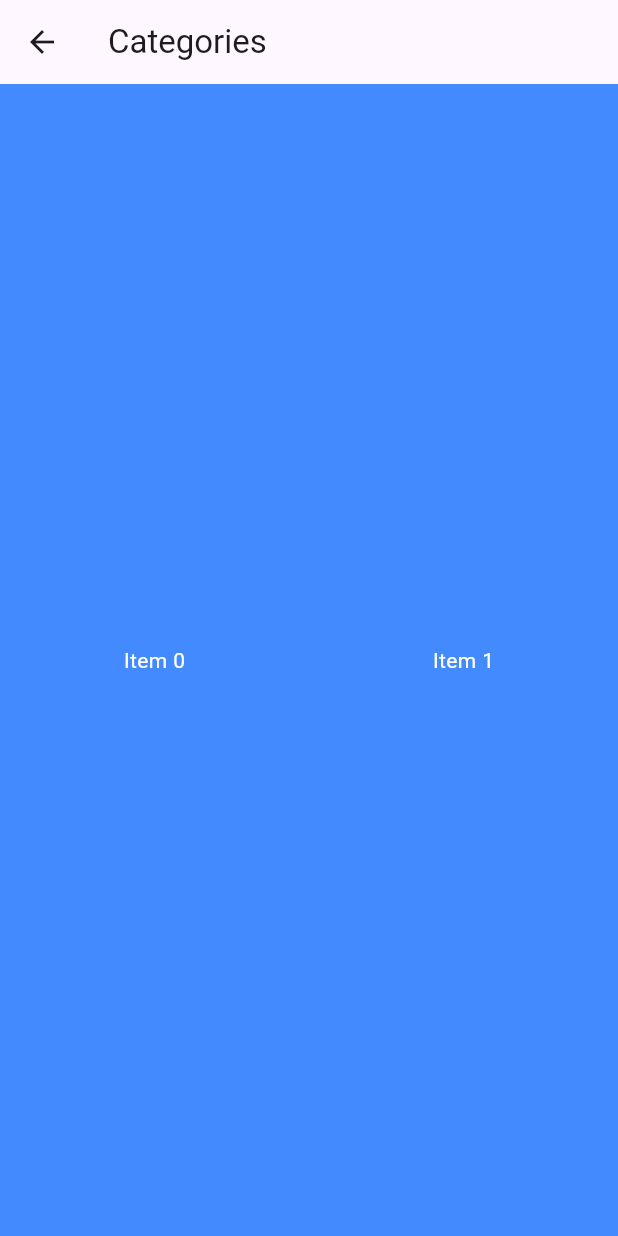
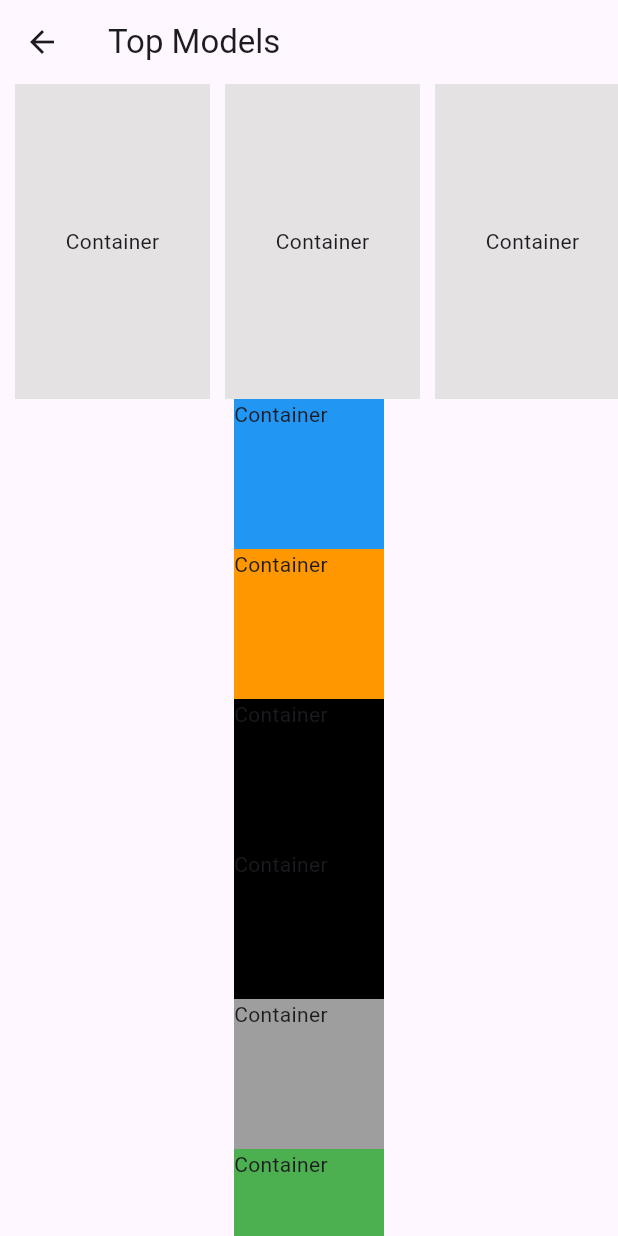
Before and after one commit to Tiger9097866/flutter_e-project, a Flutter app: the Category screen opened directly, on a phone screen of 412 x 824 dp. Run offline on Flutter 3.47's test engine with Material 3 defaults, Android fonts, the phone set to English and light mode, and no system bars.

Commit message:
initial commit

```diff
--- a/e_project/lib/main.dart
+++ b/e_project/lib/main.dart
@@ -1,5 +1,5 @@
+import 'splash.dart';
 import 'package:flutter/material.dart';
-import 'splash.dart';
 
 void main() {
   runApp(const MyApp());
--- a/e_project/lib/users/index.dart
+++ b/e_project/lib/users/index.dart
@@ -1,4 +1,3 @@
-import 'package:flutter/foundation.dart';
 import 'package:flutter/material.dart';
 
 class Index extends StatelessWidget {
@@ -171,27 +170,132 @@ class _CategoryState extends State<Category> {
   Widget build(BuildContext context) {
     return Scaffold(
       appBar: AppBar(
-        title: Text('Categories'),
+        title: Text('Top Models'),
       ),
       body: SingleChildScrollView(
-        scrollDirection: Axis.horizontal,
-        child: Row(
-          children: List.generate(10, (index) {
-            return Container(
-              width: MediaQuery.of(context).size.width /
-                  2, // Set width for 2 containers
-              height: MediaQuery.of(context)
-                  .size
-                  .height, // Match the height of the screen
-              color: Colors.blueAccent,
-              child: Center(
-                child: Text(
-                  'Item $index',
-                  style: TextStyle(color: Colors.white),
+        child: Column(
+          children: [
+            SingleChildScrollView(
+              scrollDirection: Axis.horizontal,
+              child: Row(
+                children: [
+                  SizedBox(
+                    width: 10,
+                    height: 10,
+                  ),
+                  Container(
+                    width: 130,
+                    height: 210,
+                    color: Color.fromARGB(255, 228, 226, 226),
+                    child: Center(child: Text("Container")),
+                  ),
+                  SizedBox(
+                    width: 10,
+                  ),
+                  Container(
+                    width: 130,
+                    height: 210,
+                    color: Color.fromARGB(255, 228, 226, 226),
+                    child: Center(child: Text("Container")),
+                  ),
+                  SizedBox(
+                    width: 10,
+                  ),
+                  Container(
+                    width: 130,
+                    height: 210,
+                    color: Color.fromARGB(255, 228, 226, 226),
+                    child: Center(child: Text("Container")),
+                  ),
+                  SizedBox(
+                    width: 10,
+                  ),
+                  Container(
+                    width: 130,
+                    height: 210,
+                    color: Color.fromARGB(255, 228, 226, 226),
+                    child: Center(child: Text("Container")),
+                  ),
+                ],
+              ),
+            ),
+            Column(
+              children: [
+                Container(
+                  width: 100,
+                  height: 100,
+                  color: Colors.blue,
+                  child: Text("Container"),
                 ),
-              ),
-            );
-          }),
+                Container(
+                  width: 100,
+                  height: 100,
+                  color: Colors.orange,
+                  child: Text("Container"),
+                ),
+                Container(
+                  width: 100,
+                  height: 100,
+                  color: Colors.black,
+                  child: Text("Container"),
+                ),
+                Container(
+                  width: 100,
+                  height: 100,
+                  color: Colors.black,
+                  child: Text("Container"),
+                ),
+                Container(
+                  width: 100,
+                  height: 100,
+                  color: Colors.grey,
+                  child: Text("Container"),
+                ),
+                Container(
+                  width: 100,
+                  height: 100,
+                  color: Colors.green,
+                  child: Text("Container"),
+                ),
+                Container(
+                  width: 100,
+                  height: 100,
+                  color: Colors.brown,
+                  child: Text("Container"),
+                ),
+                Container(
+                  width: 100,
+                  height: 100,
+                  color: Colors.amber,
+                  child: Text("Container"),
+                ),
+                Container(
+                  width: 100,
+                  height: 100,
+                  color: Colors.pink,
+                  child: Text("Container"),
+                ),
+                Container(
+                  width: 100,
+                  height: 100,
+                  color: Colors.blue,
+                  child: Text("Container"),
+                ),
+                Container(
+                  width: 100,
+                  height: 100,
+                  color: Colors.black,
+                  child: Text("Container"),
+                ),
+                Container(
+                  width: 100,
+                  height: 100,
+                  color: Colors.red,
+                  child: Text("Container"),
+                ),
+              ],
+            ),
+          ],
         ),
       ),
     );
--- a/e_project/pubspec.yaml
+++ b/e_project/pubspec.yaml
@@ -35,8 +35,6 @@ dependencies:
   # The following adds the Cupertino Icons font to your application.
   # Use with the CupertinoIcons class for iOS style icons.
   cupertino_icons: ^1.0.2
-  shared_preferences: ^2.2.2
-  carousel_slider: ^4.2.1
 
 
 dev_dependencies:
```
Also changed, not shown: e_project/pubspec.lock, 1 other file.
